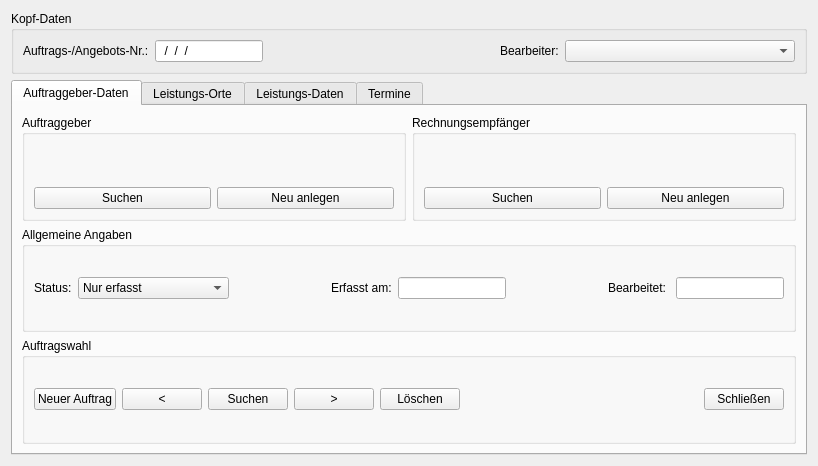
Above: OrderSys/corders.ui from joergpauly/megamover before the change. Below: the same form after it.
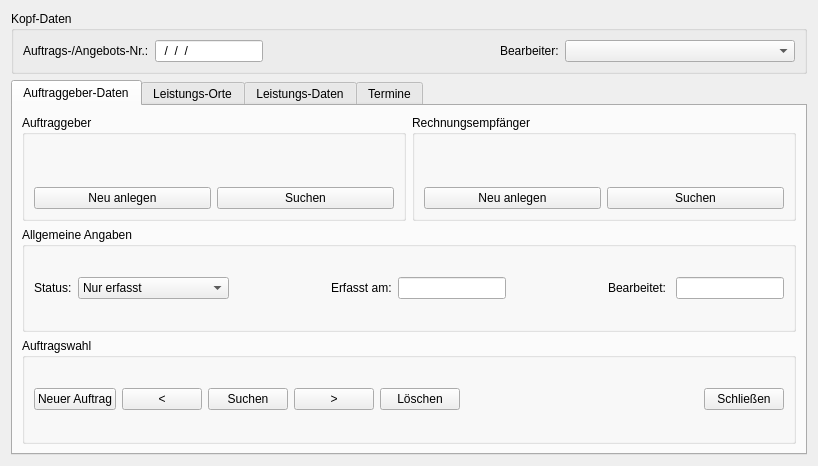
That is the form after the change. Icons and pictures are not drawn. Custom widgets are drawn as their Qt base class.

Commit message: Anpassung der Adress-Auswahl-Buttons

The edit to the form file:
```diff
--- a/OrderSys/corders.ui
+++ b/OrderSys/corders.ui
@@ -125,13 +125,6 @@
                 </item>
                 <item>
                  <layout class="QHBoxLayout" name="pboxAG">
-                  <item>
-                   <widget class="QPushButton" name="cmdSrchAG">
-                    <property name="text">
-                     <string>Suchen</string>
-                    </property>
-                   </widget>
-                  </item>
                   <item>
                    <widget class="QPushButton" name="cmdNewAG">
                     <property name="text">
@@ -139,6 +132,13 @@
                     </property>
                    </widget>
                   </item>
+                  <item>
+                   <widget class="QPushButton" name="cmdSrchAG">
+                    <property name="text">
+                     <string>Suchen</string>
+                    </property>
+                   </widget>
+                  </item>
                  </layout>
                 </item>
                </layout>
@@ -161,13 +161,6 @@
                 </item>
                 <item>
                  <layout class="QHBoxLayout" name="pboxRE">
-                  <item>
-                   <widget class="QPushButton" name="cmdSrchRE">
-                    <property name="text">
-                     <string>Suchen</string>
-                    </property>
-                   </widget>
-                  </item>
                   <item>
                    <widget class="QPushButton" name="cmdNewRE">
                     <property name="text">
@@ -175,6 +168,13 @@
                     </property>
                    </widget>
                   </item>
+                  <item>
+                   <widget class="QPushButton" name="cmdSrchRE">
+                    <property name="text">
+                     <string>Suchen</string>
+                    </property>
+                   </widget>
+                  </item>
                  </layout>
                 </item>
                </layout>
```
The commit also changes 2 other files.
